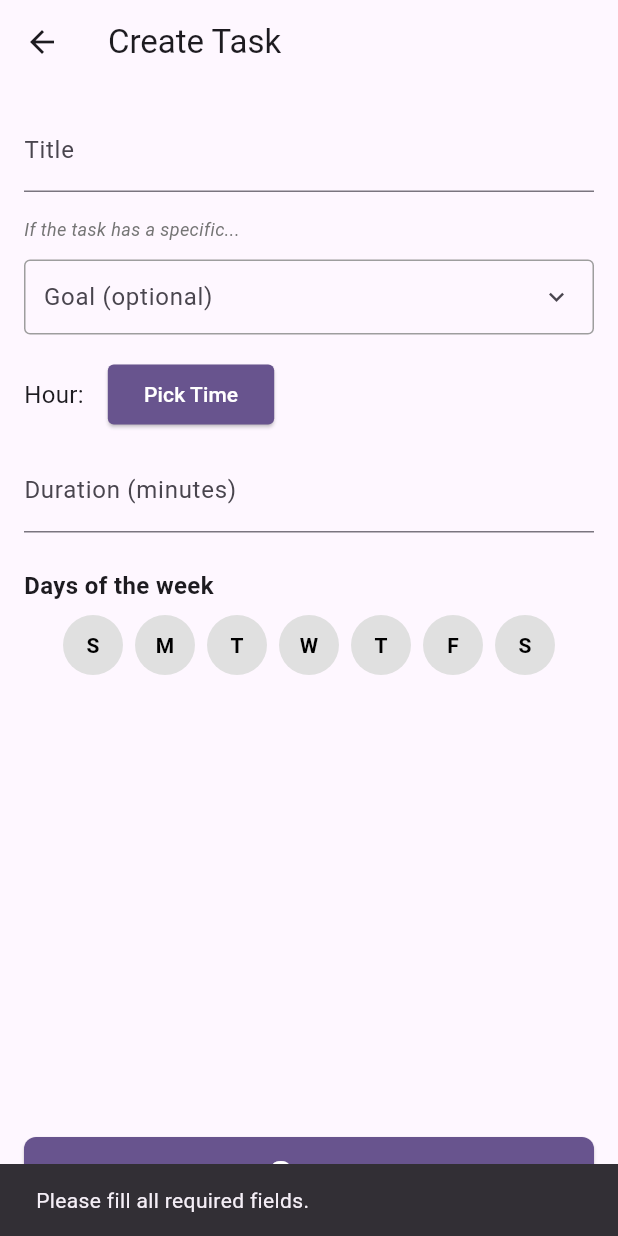
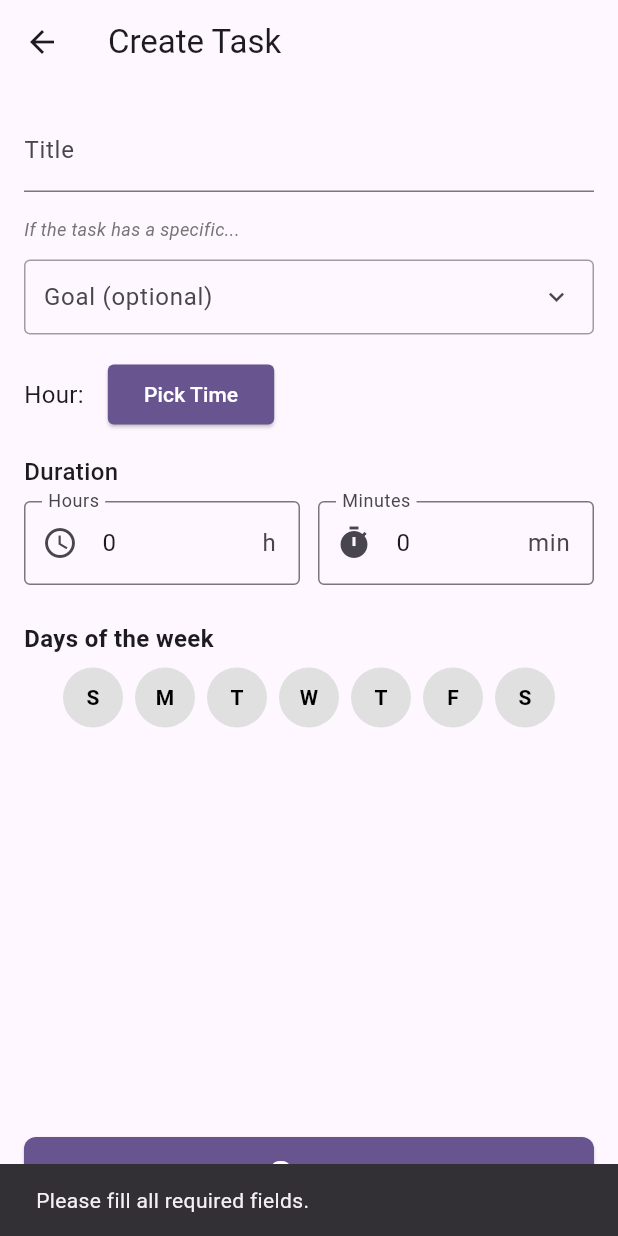
Before and after one commit to MatthewLacerda2/GoalGetter, a Flutter app: the CreateTaskScreen screen opened directly, after a tap on "Save", on a phone screen of 412 x 824 dp. Run offline on Flutter 3.47's test engine with Material 3 defaults, Android fonts, the phone set to English and light mode, and no system bars; our stand-ins replace font_awesome_flutter, introduction_screen, shared_preferences; accounts and stored records are empty.

Commit message:
duration handler for tasks screens

```diff
--- a/frontend/lib/screens/agenda/create_task_screen.dart
+++ b/frontend/lib/screens/agenda/create_task_screen.dart
@@ -4,6 +4,7 @@ import 'package:goal_getter/models/task.dart';
 import 'package:goal_getter/utils/task_storage.dart';
 import '../../widgets/screens/goals/goal_searcher.dart';
 import '../../widgets/screens/tasks/days_of_the_week.dart';
+import '../../widgets/duration_handler.dart';
 
 class CreateTaskScreen extends StatefulWidget {
   final String? goalId;
@@ -15,10 +16,11 @@ class CreateTaskScreen extends StatefulWidget {
 
 class _CreateTaskScreenState extends State<CreateTaskScreen> {
   final TextEditingController _titleController = TextEditingController();
-  final TextEditingController _durationController = TextEditingController();
   TimeOfDay? _selectedTime;
   Set<int> selectedWeekdays = {};
   String? _selectedGoalId;
+  int _durationHours = 0;
+  int _durationMinutes = 0;
 
   @override
   void initState() {
@@ -45,18 +47,20 @@ class _CreateTaskScreenState extends State<CreateTaskScreen> {
 
   void _saveTask() async {
     final title = _titleController.text.trim();
-    final duration = int.tryParse(_durationController.text.trim());
-    if (title.isEmpty || _selectedTime == null || duration == null || selectedWeekdays.isEmpty) {
+    final totalDurationMinutes = (_durationHours * 60) + _durationMinutes;
+
+    if (title.isEmpty || _selectedTime == null || totalDurationMinutes == 0 || selectedWeekdays.isEmpty) {
       ScaffoldMessenger.of(context).showSnackBar(
         const SnackBar(content: Text('Please fill all required fields.')),
       );
       return;
     }
+
     final task = Task(
       id: DateTime.now().millisecondsSinceEpoch.toString(),
       title: title,
       startTime: _selectedTime!,
-      durationMinutes: duration,
+      durationMinutes: totalDurationMinutes,
       goalId: widget.goalId,
       weekdays: selectedWeekdays.toList(),
     );
@@ -122,12 +126,17 @@ class _CreateTaskScreenState extends State<CreateTaskScreen> {
                 ),
               ],
             ),
-            const SizedBox(height: 12),
-            // Duration
-            TextField(
-              controller: _durationController,
-              decoration: const InputDecoration(labelText: 'Duration (minutes)'),
-              keyboardType: TextInputType.number,
+            const SizedBox(height: 16),
+            // Duration Handler
+            DurationHandler(
+              label: 'Duration',
+              isRequired: true,
+              onDurationChanged: (hours, minutes) {
+                setState(() {
+                  _durationHours = hours;
+                  _durationMinutes = minutes;
+                });
+              },
             ),
             const SizedBox(height: 24),
             DaysOfTheWeekSelector(
```
Also changed, not shown: frontend/lib/screens/agenda/edit_task_screen.dart (+24 -11 lines).
